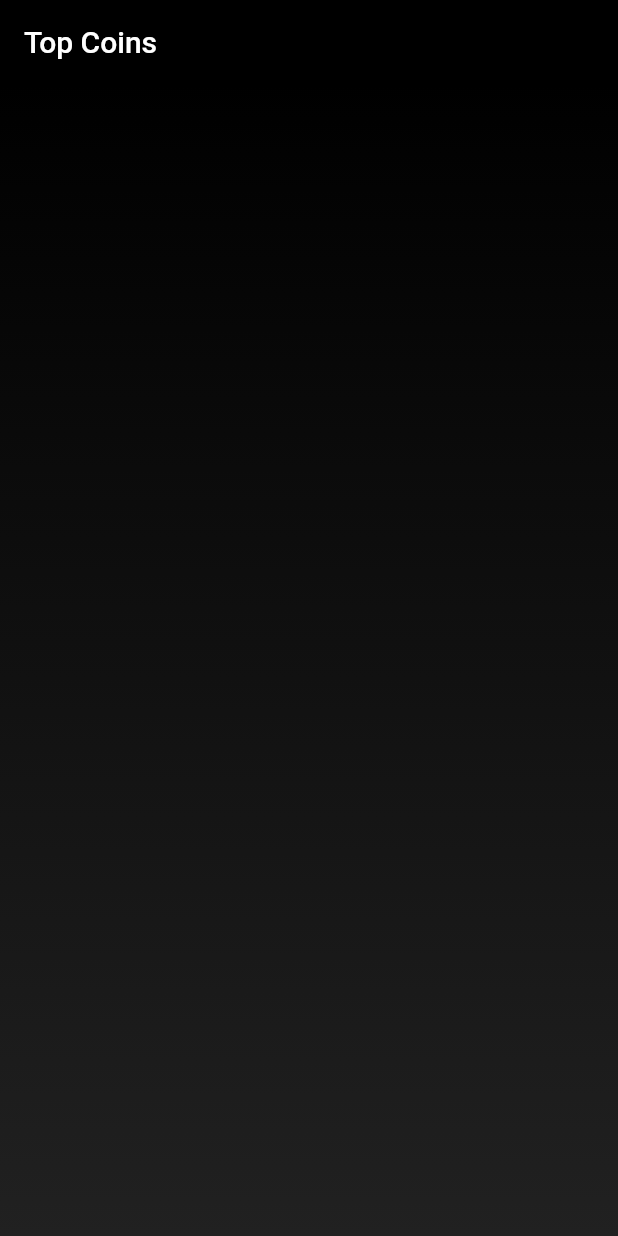
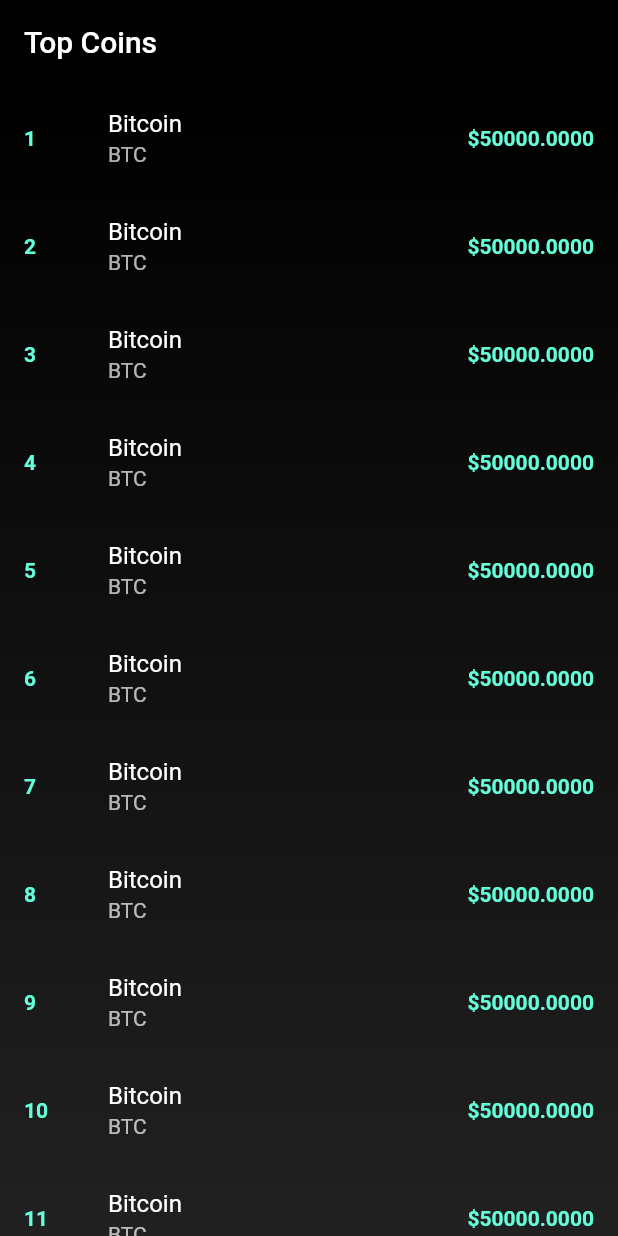
Before and after one commit to MarcusNg/flutter_bloc_crypto, a Flutter app: the screen it shows after launch, on a phone screen of 412 x 824 dp. Run offline on Flutter 3.47's test engine with Material 2 defaults, Android fonts, the phone set to English and light mode, and no system bars; our stand-ins replace equatable.

Commit message:
add coins list

```diff
--- a/lib/screens/home_screen.dart
+++ b/lib/screens/home_screen.dart
@@ -23,6 +23,40 @@
             ],
           ),
         ),
+        child: ListView.builder(
+          itemCount: 20,
+          itemBuilder: (BuildContext context, int index) {
+            return ListTile(
+              leading: Column(
+                mainAxisAlignment: MainAxisAlignment.center,
+                children: [
+                  Text(
+                    '${++index}',
+                    style: TextStyle(
+                      color: Theme.of(context).accentColor,
+                      fontWeight: FontWeight.w600,
+                    ),
+                  ),
+                ],
+              ),
+              title: Text(
+                'Bitcoin',
+                style: const TextStyle(color: Colors.white),
+              ),
+              subtitle: Text(
+                'BTC',
+                style: const TextStyle(color: Colors.white70),
+              ),
+              trailing: Text(
+                '\$50000.0000',
+                style: TextStyle(
+                  color: Theme.of(context).accentColor,
+                  fontWeight: FontWeight.w600,
+                ),
+              ),
+            );
+          },
+        ),
       ),
     );
   }
```
